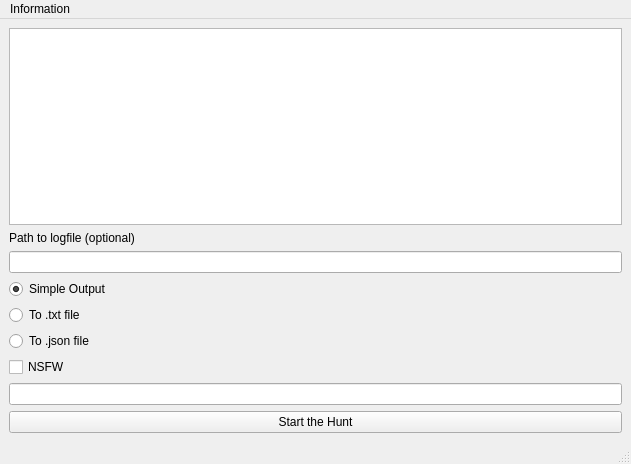
The window that akumapy.ui (PanickingLynx/LookupPy) describes before a commit, drawn with Qt 5.
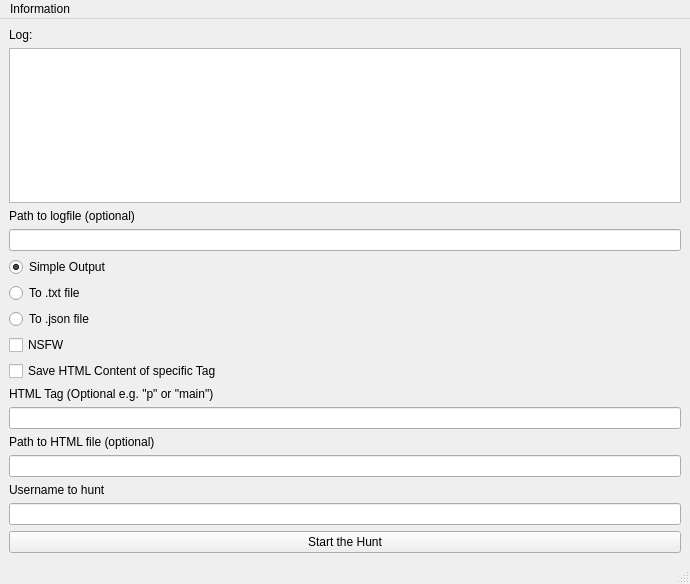
The same window after the commit.

Commit message: Added new control elements for HTML saving to the UI

Patch:
```diff
--- a/akumapy.ui
+++ b/akumapy.ui
@@ -6,8 +6,8 @@
    <rect>
     <x>0</x>
     <y>0</y>
-    <width>631</width>
-    <height>464</height>
+    <width>690</width>
+    <height>584</height>
    </rect>
   </property>
   <property name="windowTitle">
@@ -21,6 +21,13 @@
     <enum>Qt::LeftToRight</enum>
    </property>
    <layout class="QVBoxLayout" name="verticalLayout_3">
+    <item>
+     <widget class="QLabel" name="label_4">
+      <property name="text">
+       <string>Log:</string>
+      </property>
+     </widget>
+    </item>
     <item>
      <widget class="QTextEdit" name="textEdit"/>
     </item>
@@ -75,6 +82,40 @@
       </property>
      </widget>
     </item>
+    <item>
+     <widget class="QCheckBox" name="saveHTML">
+      <property name="text">
+       <string>Save HTML Content of specific Tag</string>
+      </property>
+     </widget>
+    </item>
+    <item>
+     <widget class="QLabel" name="label_3">
+      <property name="text">
+       <string>HTML Tag (Optional e.g. &quot;p&quot; or &quot;main&quot;)</string>
+      </property>
+     </widget>
+    </item>
+    <item>
+     <widget class="QLineEdit" name="htmlTags"/>
+    </item>
+    <item>
+     <widget class="QLabel" name="label">
+      <property name="text">
+       <string>Path to HTML file (optional)</string>
+      </property>
+     </widget>
+    </item>
+    <item>
+     <widget class="QLineEdit" name="pathToHTML"/>
+    </item>
+    <item>
+     <widget class="QLabel" name="label_2">
+      <property name="text">
+       <string>Username to hunt</string>
+      </property>
+     </widget>
+    </item>
     <item>
      <widget class="QLineEdit" name="usernameIn">
       <property name="inputMask">
@@ -99,7 +140,7 @@
     <rect>
      <x>0</x>
      <y>0</y>
-     <width>631</width>
+     <width>690</width>
      <height>22</height>
     </rect>
    </property>
```
Left out of the diff: 6 changed lines with no effect on the pictures. The commit also changes 1 other file.
